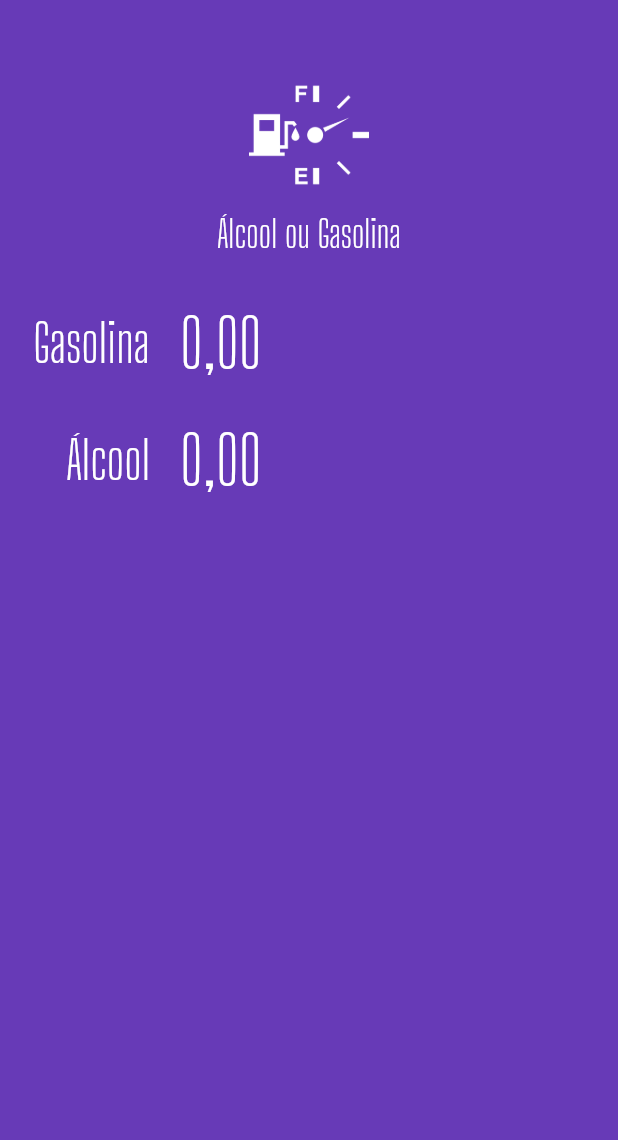
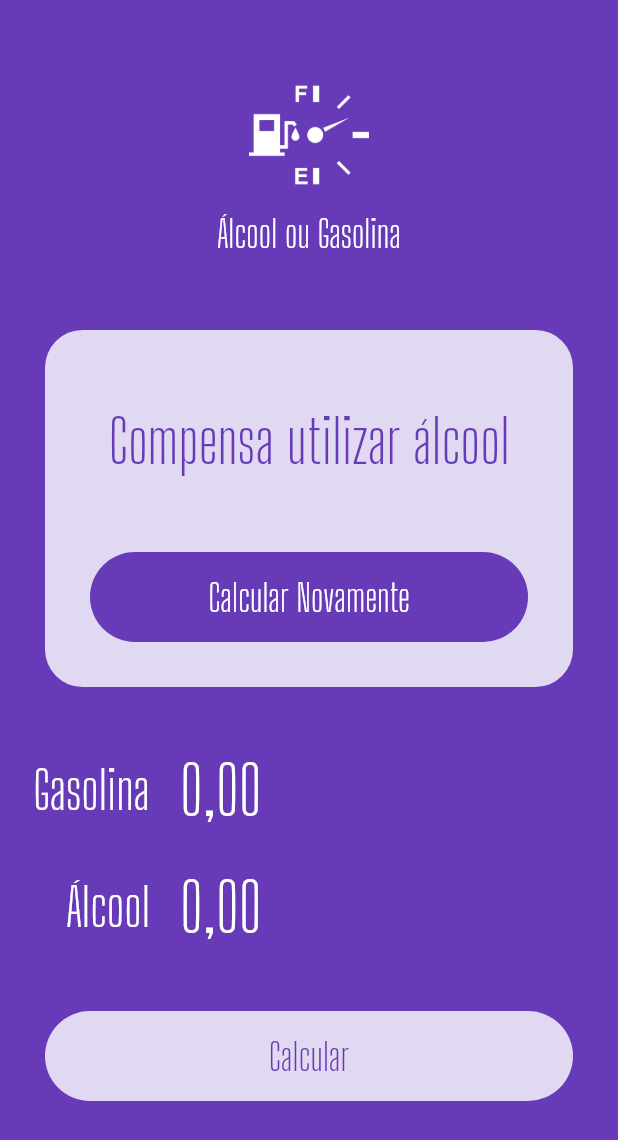
Before and after one commit to tonkunz/alcool-ou-gasolina, a Flutter app: the screen it shows after launch, on a phone screen of 412 x 824 dp. Shown: the top 1140 px of the screen. Run offline on Flutter 3.47's test engine with Material 2 defaults, Android fonts, the phone set to English and light mode, and no system bars; our stand-ins replace flutter_masked_text.

Commit message:
Add circular button and result session

```diff
--- a/lib/main.dart
+++ b/lib/main.dart
@@ -31,6 +31,52 @@ class HomePage extends StatelessWidget {
       body: ListView(
         children: <Widget>[
           Logo(),
+          Container(
+            margin: EdgeInsets.all(30),
+            decoration: BoxDecoration(
+              color: Colors.white.withOpacity(0.8),
+              borderRadius: BorderRadius.circular(25),
+            ),
+            child: Column(
+              children: <Widget>[
+                SizedBox(
+                  height: 50,
+                ),
+                Text(
+                  "Compensa utilizar álcool",
+                  style: TextStyle(
+                    color: Theme.of(context).primaryColor,
+                    fontSize: 40,
+                    fontFamily: "Big Shoulders Display",
+                  ),
+                  textAlign: TextAlign.center,
+                ),
+                SizedBox(
+                  height: 20,
+                ),
+                Container(
+                  height: 60,
+                  width: double.infinity,
+                  margin: EdgeInsets.all(30),
+                  decoration: BoxDecoration(
+                    color: Theme.of(context).primaryColor,
+                    borderRadius: BorderRadius.circular(60),
+                  ),
+                  child: FlatButton(
+                    child: Text(
+                      "Calcular Novamente",
+                      style: TextStyle(
+                        color: Colors.white,
+                        fontSize: 25,
+                        fontFamily: "Big Shoulders Display"
+                      ),
+                    ),
+                    onPressed: () {} ,
+                  )
+                ),
+              ],
+            ),
+          ),
           Input(
             controller: _gasCtrl,
             label: "Gasolina",
@@ -39,6 +85,27 @@ class HomePage extends StatelessWidget {
             controller: _alcoolCtrl,
             label: "Álcool",
           ),
+          Container(
+            height: 60,
+            margin: EdgeInsets.all(30),
+            decoration: BoxDecoration(
+              color: Colors.white.withOpacity(0.8),
+              borderRadius: BorderRadius.circular(
+                60,
+              )
+            ),
+            child: FlatButton(
+              child: Text(
+                "Calcular",
+                style: TextStyle(
+                  color: Theme.of(context).primaryColor,
+                  fontSize: 25,
+                  fontFamily: "Big Shoulders Display"
+                ),
+              ),
+              onPressed: () {},
+            ),
+          )
         ],
       ),
     );
```
